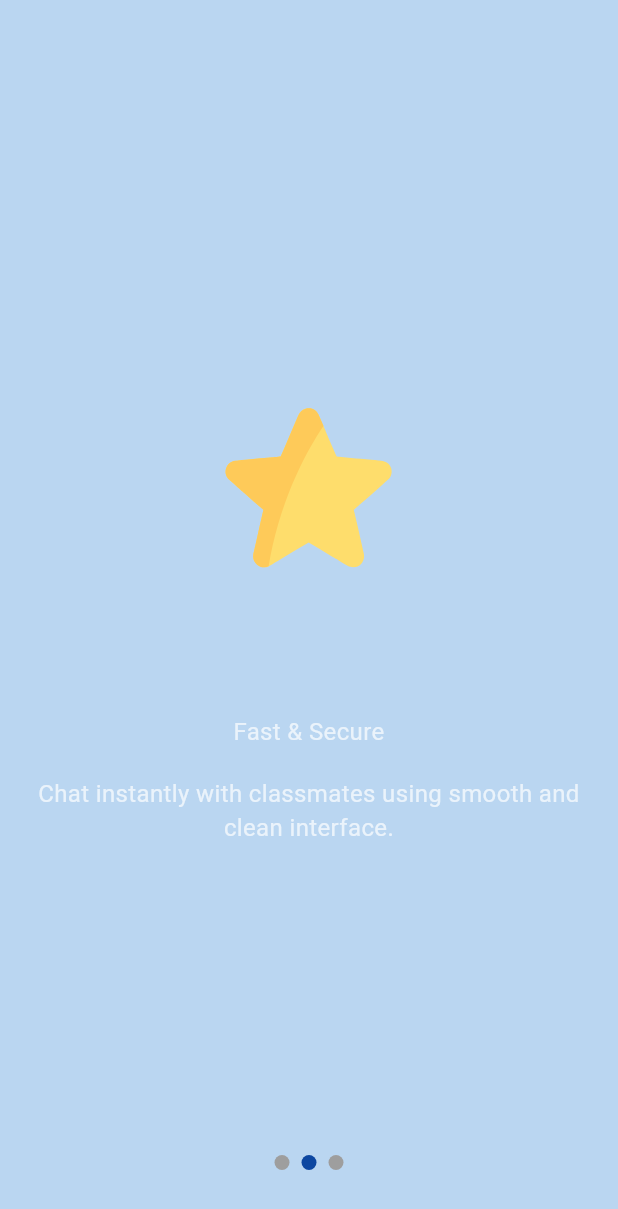
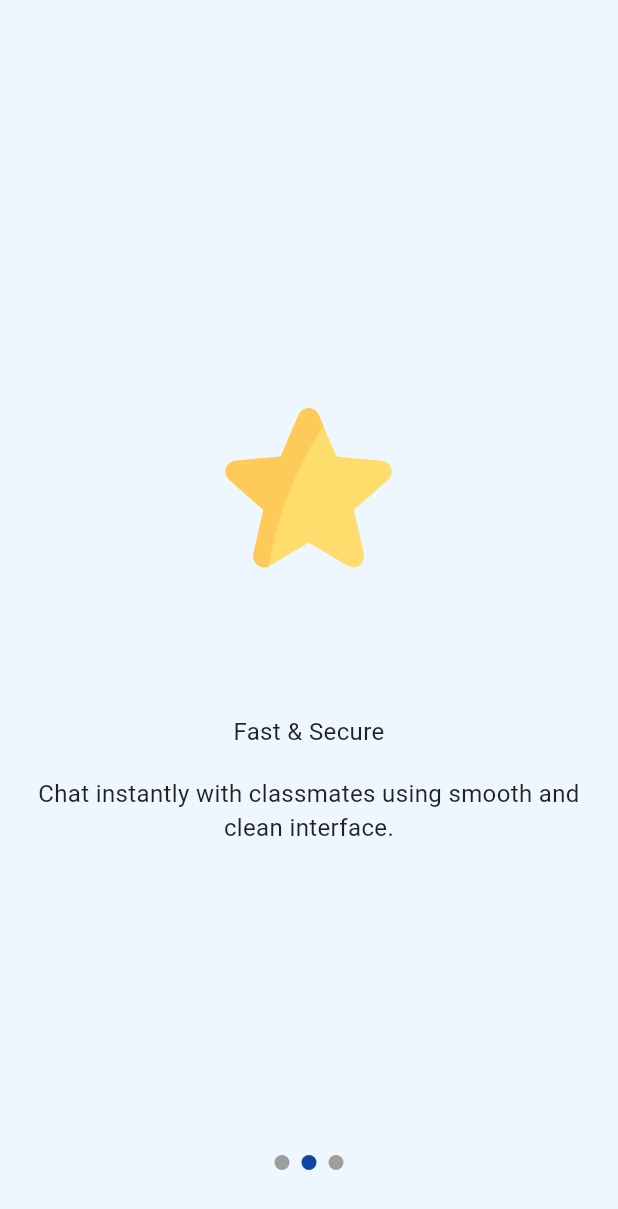
Before and after one commit to saefoclash1997/NHZ-Chat, a Flutter app: the screen it shows after launch, swiped to page 2, on a phone screen of 412 x 824 dp. Shown: the top 1209 px of the screen. Run offline on Flutter 3.47's test engine with Material 3 defaults, Android fonts, the phone set to English and light mode, and no system bars; drawn by our look-alikes of smooth_page_indicator; our stand-ins replace animated_text_kit, awesome_dialog, cloud_firestore, firebase_auth, firebase_core, flutter_spinkit and 4 more; accounts and stored records are empty; Roboto replaces fonts that are missing (times).

Commit message:
finishing up v 1.0.0

```diff
--- a/lib/authentication_wrapper.dart
+++ b/lib/authentication/authentication_wrapper.dart
@@ -2,7 +2,7 @@ import 'package:firebase_auth/firebase_auth.dart';
 import 'package:flutter/material.dart';
 import 'package:nhz_chat/screens/chat_screen.dart';
 import 'package:nhz_chat/screens/welcome_screen.dart';
-import 'components/loading_screen.dart';
+import '../components/loading_screen.dart';
 
 class AuthenticationWrapper extends StatelessWidget {
   const AuthenticationWrapper({
--- a/lib/main.dart
+++ b/lib/main.dart
@@ -5,7 +5,7 @@ import 'package:nhz_chat/screens/on_boarding_screen.dart';
 import 'package:nhz_chat/themes.dart';
 import 'package:shared_preferences/shared_preferences.dart';
 import 'package:provider/provider.dart';
-import 'authentication_wrapper.dart';
+import 'authentication/authentication_wrapper.dart';
 
 Future<void> main() async {
   WidgetsFlutterBinding.ensureInitialized();
@@ -40,19 +40,28 @@ class _MyAppState extends State<MyApp> {
   @override
   Widget build(BuildContext context) {
     return MultiProvider(
-      providers: [ChangeNotifierProvider(create: (_) => ThemeProvider())],
+      providers: [
+        ChangeNotifierProvider(create: (_) => ThemeProvider()),
+      ],
+      child: Builder(
+        builder: (context) {
+          final themeProvider = Provider.of<ThemeProvider>(context);
 
-      builder: (context, child) {
-        final themeProvider = Provider.of<ThemeProvider>(context);
+          return MaterialApp(
+            debugShowCheckedModeBanner: false,
 
-        return MaterialApp(
-          theme: themeProvider.getTheme()
-              ? lightTheme
-              : darkTheme,
-          debugShowCheckedModeBanner: false,
-          home: firstRun ? AuthenticationWrapper() : OnBoardingScreen(),
-        );
-      },
+            theme: lightTheme,          // Light
+            darkTheme: darkTheme,       // Dark
+            themeMode: themeProvider.getTheme()
+                ? ThemeMode.dark
+                : ThemeMode.light,
+
+            home: firstRun
+                ? AuthenticationWrapper()
+                : OnBoardingScreen(),
+          );
+        },
+      ),
     );
   }
   // @override
--- a/lib/screens/chat_screen.dart
+++ b/lib/screens/chat_screen.dart
@@ -112,7 +112,9 @@ class ChatScreen extends StatelessWidget {
                           mainAxisSize: MainAxisSize.min,
                           children: [
                             Text( data[index]["senderEmail"],
-                              style: TextStyle(color: Colors.black45,
+                              style: TextStyle(color: data[index]["senderEmail"] == myEmail
+                                  ? Theme.of(context).colorScheme.primary
+                                  : Theme.of(context).colorScheme.secondary,
                                   fontSize: 9.0,
                                   fontFamily: "times"
                               ),
--- a/lib/screens/signin_screen.dart
+++ b/lib/screens/signin_screen.dart
@@ -3,7 +3,7 @@ import 'package:flutter/material.dart';
 import 'package:nhz_chat/components/background_decoration.dart';
 import 'package:nhz_chat/components/loading_screen.dart';
 import 'package:nhz_chat/screens/chat_screen.dart';
-import '../authentication_services.dart';
+import 'package:nhz_chat/authentication/authentication_services.dart';
 import '../components/custom_text_form_field.dart';
 import '../constants.dart';
 import '../components/custom_button.dart';
--- a/lib/screens/signup_screen.dart
+++ b/lib/screens/signup_screen.dart
@@ -1,5 +1,5 @@
 import 'package:flutter/material.dart';
-import 'package:nhz_chat/authentication_services.dart';
+import 'package:nhz_chat/authentication/authentication_services.dart';
 import 'package:nhz_chat/components/background_decoration.dart';
 import 'package:nhz_chat/components/fade_animation.dart';
 import 'package:nhz_chat/components/loading_screen.dart';
--- a/lib/themes.dart
+++ b/lib/themes.dart
@@ -1,57 +1,109 @@
 import 'package:flutter/material.dart';
-
 import 'constants.dart';
 
-final ThemeData lightTheme = ThemeData(
+ThemeData lightTheme = ThemeData(
   brightness: Brightness.light,
+
   primaryColor: kLightBlue2,
   scaffoldBackgroundColor: kLightBlue1.withOpacity(0.1),
+
   appBarTheme: AppBarTheme(
     backgroundColor: kLightBlue2,
     foregroundColor: Colors.white,
     elevation: 0,
   ),
+
+  drawerTheme: DrawerThemeData(
+    backgroundColor: Colors.white,
+  ),
+
   textTheme: TextTheme(
-    bodyLarge: TextStyle(color: Colors.black87, fontSize: 18),
-    bodyMedium: TextStyle(color: Colors.black87, fontSize: 16),
-    titleLarge: TextStyle(color: kLightBlue2, fontSize: 22, fontWeight: FontWeight.bold),
+    bodyLarge: TextStyle(color: Colors.black87, fontSize: 18, fontFamily: "times"),
+    bodyMedium: TextStyle(color: Colors.black87, fontSize: 16, fontFamily: "times"),
+    titleLarge: TextStyle(color: kLightBlue2, fontSize: 22, fontWeight: FontWeight.bold, fontFamily: "times"),
   ),
+
+  inputDecorationTheme: InputDecorationTheme(
+    filled: true,
+    fillColor: Colors.white,
+    enabledBorder: OutlineInputBorder(
+      borderRadius: BorderRadius.circular(40),
+      borderSide: BorderSide(color: kLightBlue2),
+    ),
+    focusedBorder: OutlineInputBorder(
+      borderRadius: BorderRadius.circular(40),
+      borderSide: BorderSide(color: kLightBlue2, width: 2),
+    ),
+  ),
+
   switchTheme: SwitchThemeData(
     thumbColor: WidgetStateProperty.all(kLightBlue2),
     trackColor: WidgetStateProperty.all(kLightBlue1),
   ),
+
   checkboxTheme: CheckboxThemeData(
     checkColor: WidgetStateProperty.all(Colors.white),
     fillColor: WidgetStateProperty.all(kLightBlue2),
   ),
+
+  iconTheme: IconThemeData(color: kLightBlue2),
+
   colorScheme: ColorScheme.light(
     primary: kLightBlue2,
     secondary: kLightBlue1,
   ),
 );
 
-final ThemeData darkTheme = ThemeData(
+
+/// DARK MODE =======================================
+
+ThemeData darkTheme = ThemeData(
   brightness: Brightness.dark,
+
   primaryColor: kDarkBlue2,
   scaffoldBackgroundColor: kDarkBlue1.withOpacity(0.3),
+
   appBarTheme: AppBarTheme(
     backgroundColor: kDarkBlue2,
     foregroundColor: Colors.white,
     elevation: 0,
   ),
+
+  drawerTheme: DrawerThemeData(
+    backgroundColor: kDarkBlue1,
+  ),
+
   textTheme: TextTheme(
-    bodyLarge: TextStyle(color: Colors.white, fontSize: 18),
-    bodyMedium: TextStyle(color: Colors.white70, fontSize: 16),
-    titleLarge: TextStyle(color: kDarkBlue1, fontSize: 22, fontWeight: FontWeight.bold),
+    bodyLarge: TextStyle(color: Colors.white, fontSize: 18, fontFamily: "times"),
+    bodyMedium: TextStyle(color: Colors.white70, fontSize: 16, fontFamily: "times"),
+    titleLarge: TextStyle(color: kDarkBlue1, fontSize: 22, fontWeight: FontWeight.bold, fontFamily: "times"),
   ),
+
+  inputDecorationTheme: InputDecorationTheme(
+    filled: true,
+    fillColor: kDarkBlue2.withOpacity(0.2),
+    enabledBorder: OutlineInputBorder(
+      borderRadius: BorderRadius.circular(40),
+      borderSide: BorderSide(color: kDarkBlue2),
+    ),
+    focusedBorder: OutlineInputBorder(
+      borderRadius: BorderRadius.circular(40),
+      borderSide: BorderSide(color: kDarkBlue2, width: 2),
+    ),
+  ),
+
   switchTheme: SwitchThemeData(
     thumbColor: WidgetStateProperty.all(kDarkBlue2),
     trackColor: WidgetStateProperty.all(kDarkBlue1),
   ),
+
   checkboxTheme: CheckboxThemeData(
     checkColor: WidgetStateProperty.all(Colors.white),
     fillColor: WidgetStateProperty.all(kDarkBlue2),
   ),
+
+  iconTheme: IconThemeData(color: Colors.white),
+
   colorScheme: ColorScheme.dark(
     primary: kDarkBlue2,
     secondary: kDarkBlue1,
--- a/pubspec.yaml
+++ b/pubspec.yaml
@@ -25,6 +25,7 @@ dependencies:
   flutter_staggered_animations: ^1.1.1
   shared_preferences: ^2.5.3
   provider: ^6.1.5+1
+  awesome_dialog: ^3.3.0
 
 dev_dependencies:
   flutter_test:
```
Also changed, not shown: lib/components/custom_drawer.dart (+36 -10 lines), lib/provider/theme_provider.dart (+20 -4 lines), lib/screens/api_example/models/post_model.dart (added, +27 -0 lines), lib/screens/api_example/screens/posts_screen.dart (added, +64 -0 lines), lib/screens/api_example/services/api_service.dart (added, +31 -0 lines), lib/screens/nav_bar.dart (added, +56 -0 lines), lib/authentication/authentication_services.dart (renamed from lib/authentication_services.dart), pubspec.lock, 7 other files.
